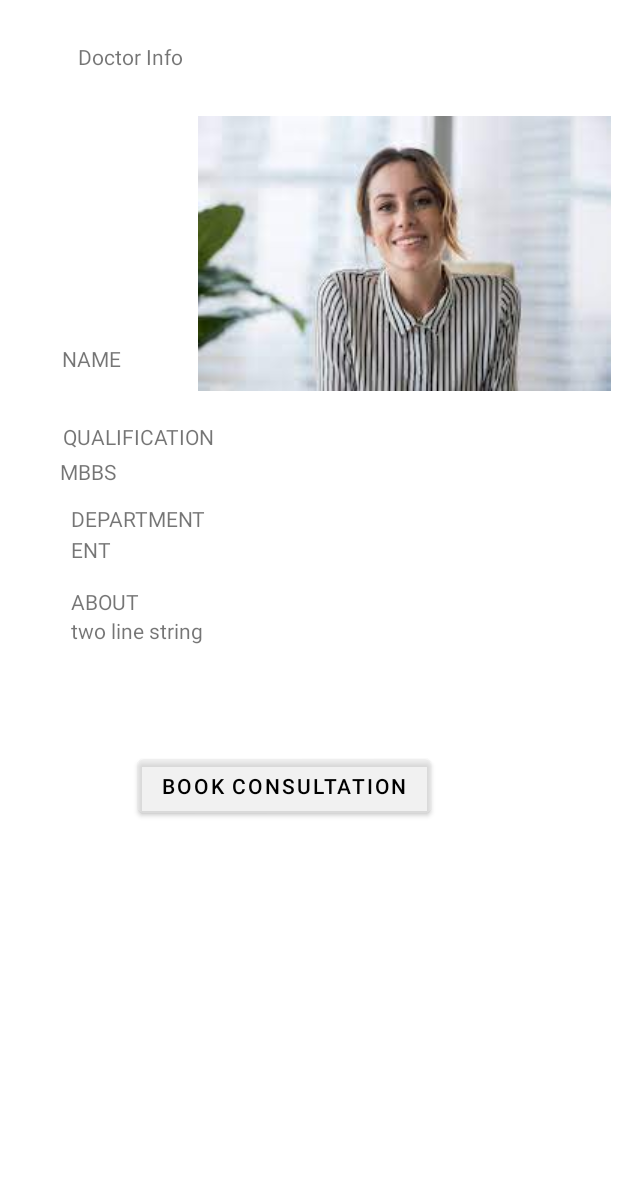
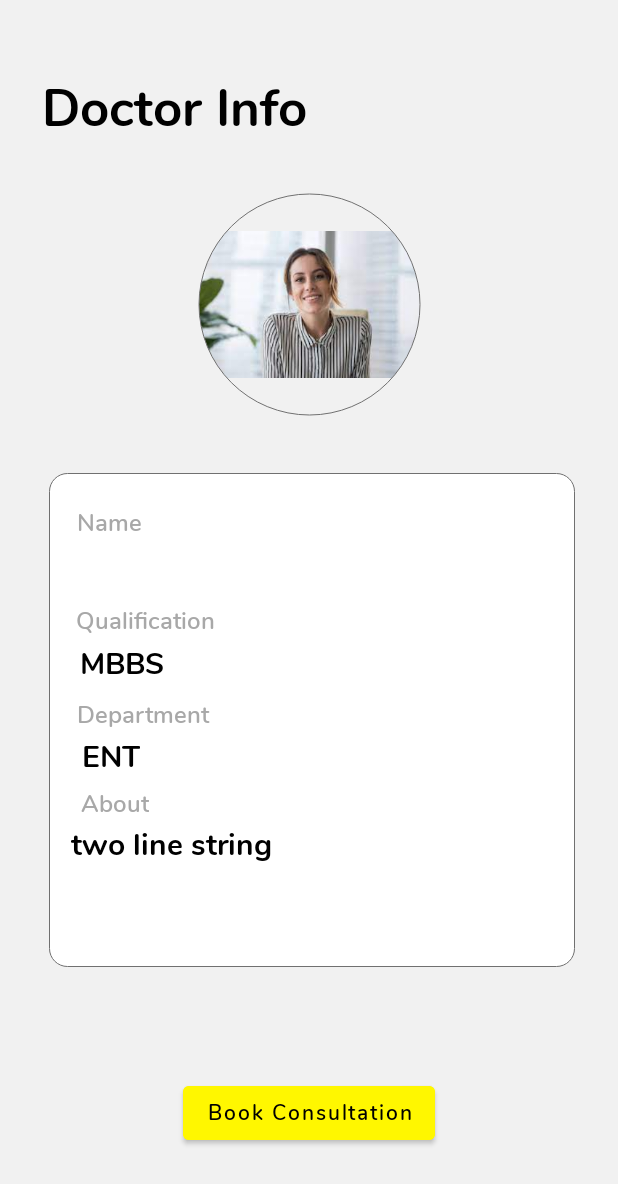
Before and after one commit to HKpro2090/Medic-App, an Android app: the PatientDinfoActivity screen opened directly, with no data from a screen before it, on a phone screen of 412 x 824 dp. Shown: the top 1184 px of the screen. Run offline under Robolectric (Android 15) with nearby library versions, the phone set to English and light mode, and no system bars.

Commit message:
Doctor info design completed

```diff
--- a/app/src/main/res/layout/activity_patient_dinfo.xml
+++ b/app/src/main/res/layout/activity_patient_dinfo.xml
@@ -4,113 +4,188 @@
     xmlns:tools="http://schemas.android.com/tools"
     android:layout_width="match_parent"
     android:layout_height="match_parent"
-    tools:context=".PatientDinfoActivity">
+    tools:context=".PatientDinfoActivity"
+    android:background="?attr/background_color">
 
     <TextView
         android:id="@+id/dinfotitle"
         android:layout_width="wrap_content"
         android:layout_height="wrap_content"
-        android:layout_marginStart="52dp"
-        android:layout_marginTop="28dp"
         android:text="Doctor Info"
-        app:layout_constraintStart_toStartOf="parent"
-        app:layout_constraintTop_toTopOf="parent" />
-
-    <ImageView
-        android:id="@+id/doctorinfoimge"
-        android:layout_width="wrap_content"
-        android:layout_height="wrap_content"
-        android:layout_marginStart="132dp"
-        android:layout_marginTop="77dp"
+        android:textAllCaps="false"
+        android:textColor="?attr/text_color"
+        android:textSize="34sp"
+        android:fontFamily="@font/nunito_bold"
+        app:layout_constraintBottom_toBottomOf="parent"
+        app:layout_constraintEnd_toEndOf="parent"
+        app:layout_constraintHorizontal_bias="0.12"
         app:layout_constraintStart_toStartOf="parent"
         app:layout_constraintTop_toTopOf="parent"
+        app:layout_constraintVertical_bias="0.060000002" />
+
+    <com.google.android.material.imageview.ShapeableImageView
+        android:id="@+id/doctorinfoimge"
+        android:layout_width="150dp"
+        android:layout_height="150dp"
+        android:padding="1dp"
+        app:layout_constraintBottom_toBottomOf="parent"
+        app:layout_constraintEnd_toEndOf="parent"
+        app:layout_constraintStart_toStartOf="parent"
+        app:layout_constraintTop_toTopOf="parent"
+        app:layout_constraintVertical_bias="0.19"
+        app:shapeAppearanceOverlay="@style/Circular"
+        app:strokeColor="#707070"
+        app:strokeWidth="0.5dp"
         tools:srcCompat="@tools:sample/avatars" />
 
     <TextView
         android:id="@+id/textView5"
         android:layout_width="wrap_content"
         android:layout_height="wrap_content"
-        android:layout_marginStart="41dp"
-        android:layout_marginTop="182dp"
-        android:text="NAME"
-        app:layout_constraintStart_toStartOf="parent"
-        app:layout_constraintTop_toBottomOf="@+id/dinfotitle" />
+        android:fontFamily="@font/nunito_semibold"
+        android:text="Name"
+        android:textColor="?attr/textfield_hint_color"
+        android:textSize="16sp"
+        app:layout_constraintBottom_toBottomOf="@+id/imageView2"
+        app:layout_constraintEnd_toEndOf="@+id/imageView2"
+        app:layout_constraintHorizontal_bias="0.06"
+        app:layout_constraintStart_toStartOf="@+id/imageView2"
+        app:layout_constraintTop_toTopOf="@+id/imageView2"
+        app:layout_constraintVertical_bias="0.06999999" />
 
     <TextView
         android:id="@+id/dinfonametv"
         android:layout_width="wrap_content"
         android:layout_height="wrap_content"
-        android:layout_marginStart="41dp"
+        android:fontFamily="@font/nunito_bold"
         android:text="TextView"
-        app:layout_constraintStart_toStartOf="parent"
-        app:layout_constraintTop_toBottomOf="@+id/textView5" />
+        android:textColor="?attr/text_color"
+        android:textSize="20sp"
+        app:layout_constraintBottom_toBottomOf="@+id/imageView2"
+        app:layout_constraintEnd_toEndOf="@+id/imageView2"
+        app:layout_constraintHorizontal_bias="0.07"
+        app:layout_constraintStart_toStartOf="@+id/imageView2"
+        app:layout_constraintTop_toBottomOf="@+id/textView5"
+        app:layout_constraintVertical_bias="0.01" />
 
     <TextView
         android:id="@+id/textView7"
         android:layout_width="wrap_content"
         android:layout_height="wrap_content"
-        android:layout_marginStart="42dp"
-        android:layout_marginTop="13dp"
-        android:text="QUALIFICATION"
-        app:layout_constraintStart_toStartOf="parent"
-        app:layout_constraintTop_toBottomOf="@+id/dinfonametv" />
+        android:fontFamily="@font/nunito_semibold"
+        android:text="Qualification"
+        android:textSize="16sp"
+        android:textColor="?attr/textfield_hint_color"
+        app:layout_constraintBottom_toBottomOf="@+id/imageView2"
+        app:layout_constraintEnd_toEndOf="@+id/imageView2"
+        app:layout_constraintHorizontal_bias="0.07"
+        app:layout_constraintStart_toStartOf="@+id/imageView2"
+        app:layout_constraintTop_toBottomOf="@+id/dinfonametv"
+        app:layout_constraintVertical_bias="0.05" />
 
     <TextView
         android:id="@+id/dinfoqualtv"
         android:layout_width="wrap_content"
         android:layout_height="wrap_content"
-        android:layout_marginStart="40dp"
-        android:layout_marginTop="4dp"
+        android:fontFamily="@font/nunito_bold"
         android:text="TextView"
-        app:layout_constraintStart_toStartOf="parent"
-        app:layout_constraintTop_toBottomOf="@+id/textView7" />
+        android:textColor="?attr/text_color"
+        android:textSize="20sp"
+        app:layout_constraintBottom_toBottomOf="@+id/imageView2"
+        app:layout_constraintEnd_toEndOf="@+id/imageView2"
+        app:layout_constraintHorizontal_bias="0.07"
+        app:layout_constraintStart_toStartOf="@+id/imageView2"
+        app:layout_constraintTop_toBottomOf="@+id/textView7"
+        app:layout_constraintVertical_bias="0.01" />
 
     <TextView
         android:id="@+id/textView9"
         android:layout_width="wrap_content"
         android:layout_height="wrap_content"
-        android:layout_marginStart="47dp"
-        android:layout_marginTop="12dp"
-        android:text="DEPARTMENT"
-        app:layout_constraintStart_toStartOf="parent"
-        app:layout_constraintTop_toBottomOf="@+id/dinfoqualtv" />
+        android:text="Department"
+        app:layout_constraintBottom_toBottomOf="@+id/imageView2"
+        app:layout_constraintEnd_toEndOf="@+id/imageView2"
+        app:layout_constraintStart_toStartOf="@+id/imageView2"
+        app:layout_constraintTop_toBottomOf="@+id/dinfoqualtv"
+        android:textColor="?attr/textfield_hint_color"
+        android:textSize="16sp"
+        android:fontFamily="@font/nunito_semibold"
+        app:layout_constraintVertical_bias="0.05"
+        app:layout_constraintHorizontal_bias="0.07"/>
 
     <TextView
         android:id="@+id/dinfodeptv"
         android:layout_width="wrap_content"
         android:layout_height="wrap_content"
-        android:layout_marginStart="47dp"
-        android:layout_marginTop="1dp"
         android:text="TextView"
-        app:layout_constraintStart_toStartOf="parent"
-        app:layout_constraintTop_toBottomOf="@+id/textView9" />
+        app:layout_constraintBottom_toBottomOf="@+id/imageView2"
+        app:layout_constraintEnd_toEndOf="@+id/imageView2"
+        app:layout_constraintStart_toStartOf="@+id/imageView2"
+        app:layout_constraintTop_toBottomOf="@+id/textView9"
+        app:layout_constraintHorizontal_bias="0.07"
+        app:layout_constraintVertical_bias="0.01"
+        android:textColor="?attr/text_color"
+        android:textSize="20sp"
+        android:fontFamily="@font/nunito_bold"/>
 
     <TextView
         android:id="@+id/textView11"
         android:layout_width="wrap_content"
         android:layout_height="wrap_content"
-        android:layout_marginStart="47dp"
-        android:layout_marginTop="15dp"
-        android:text="ABOUT"
-        app:layout_constraintStart_toStartOf="parent"
-        app:layout_constraintTop_toBottomOf="@+id/dinfodeptv" />
+        android:text="About"
+        app:layout_constraintBottom_toBottomOf="@+id/imageView2"
+        app:layout_constraintEnd_toEndOf="@+id/imageView2"
+        app:layout_constraintStart_toStartOf="@+id/imageView2"
+        app:layout_constraintTop_toBottomOf="@+id/dinfodeptv"
+        android:textColor="?attr/textfield_hint_color"
+        android:textSize="16sp"
+        android:fontFamily="@font/nunito_semibold"
+        app:layout_constraintVertical_bias="0.05"
+        app:layout_constraintHorizontal_bias="0.07"/>
 
     <TextView
         android:id="@+id/dinfoabouttv"
         android:layout_width="wrap_content"
         android:layout_height="wrap_content"
-        android:layout_marginStart="47dp"
-        android:text="TextView"
-        app:layout_constraintStart_toStartOf="parent"
-        app:layout_constraintTop_toBottomOf="@+id/textView11" />
+        android:text="Textview"
+        app:layout_constraintBottom_toBottomOf="@+id/imageView2"
+        app:layout_constraintEnd_toEndOf="@+id/imageView2"
+        app:layout_constraintStart_toStartOf="@+id/imageView2"
+        app:layout_constraintTop_toBottomOf="@+id/textView11"
+        app:layout_constraintHorizontal_bias="0.07"
+        app:layout_constraintVertical_bias="0.01"
+        android:textColor="?attr/text_color"
+        android:textSize="20sp"
+        android:fontFamily="@font/nunito_bold"
+        />
 
     <Button
         android:id="@+id/bookAppointmentButton"
         android:layout_width="wrap_content"
         android:layout_height="wrap_content"
-        android:layout_marginStart="92dp"
-        android:layout_marginBottom="276dp"
         android:text="Book Consultation"
         app:layout_constraintBottom_toBottomOf="parent"
-        app:layout_constraintStart_toStartOf="parent" />
+        app:layout_constraintEnd_toEndOf="parent"
+        app:layout_constraintStart_toStartOf="parent"
+        app:layout_constraintTop_toBottomOf="@+id/imageView2"
+        app:layout_constraintVertical_bias="0.56"
+        android:textColor="#000000"
+        android:backgroundTint="#FFF700"
+        android:textAllCaps="false"
+        android:fontFamily="@font/nunito_semibold"/>
+
+    <ImageView
+        android:id="@+id/imageView2"
+        android:layout_width="0dp"
+        android:layout_height="0dp"
+        android:background="@drawable/listview_design"
+        android:elevation="-2dp"
+        app:layout_constraintBottom_toBottomOf="parent"
+        app:layout_constraintEnd_toEndOf="parent"
+        app:layout_constraintHeight_percent="0.4"
+        app:layout_constraintHorizontal_bias="0.531"
+        app:layout_constraintStart_toStartOf="parent"
+        app:layout_constraintTop_toBottomOf="@+id/doctorinfoimge"
+        app:layout_constraintVertical_bias="0.172"
+        app:layout_constraintWidth_percent="0.85" />
 </androidx.constraintlayout.widget.ConstraintLayout>
```
